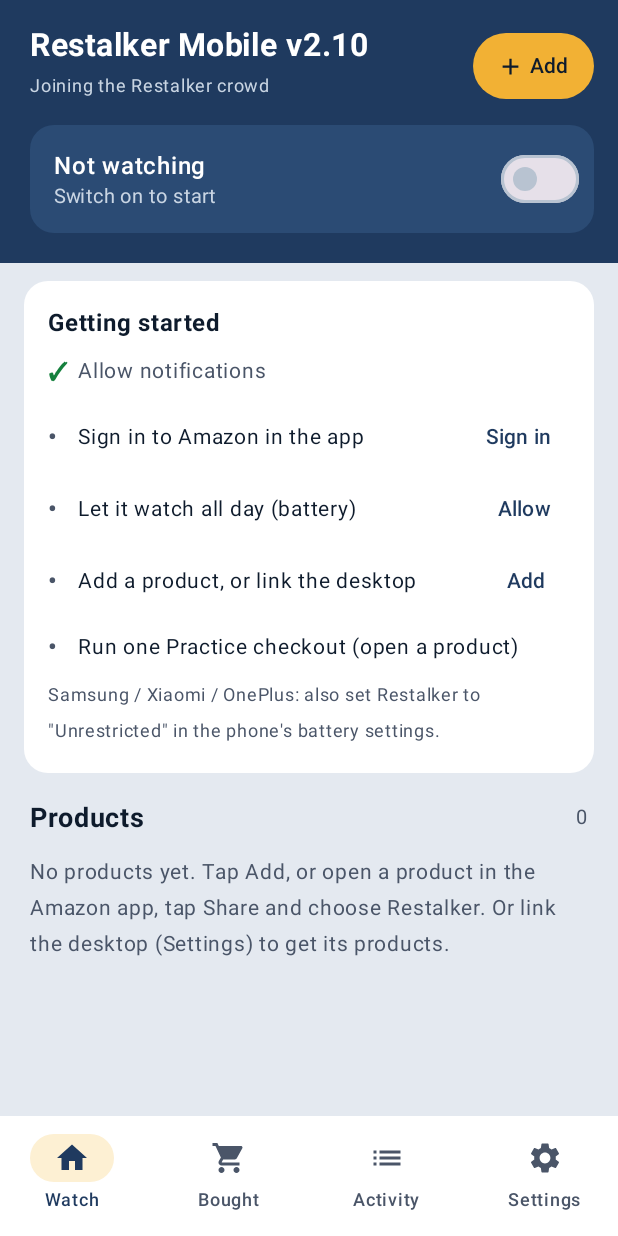
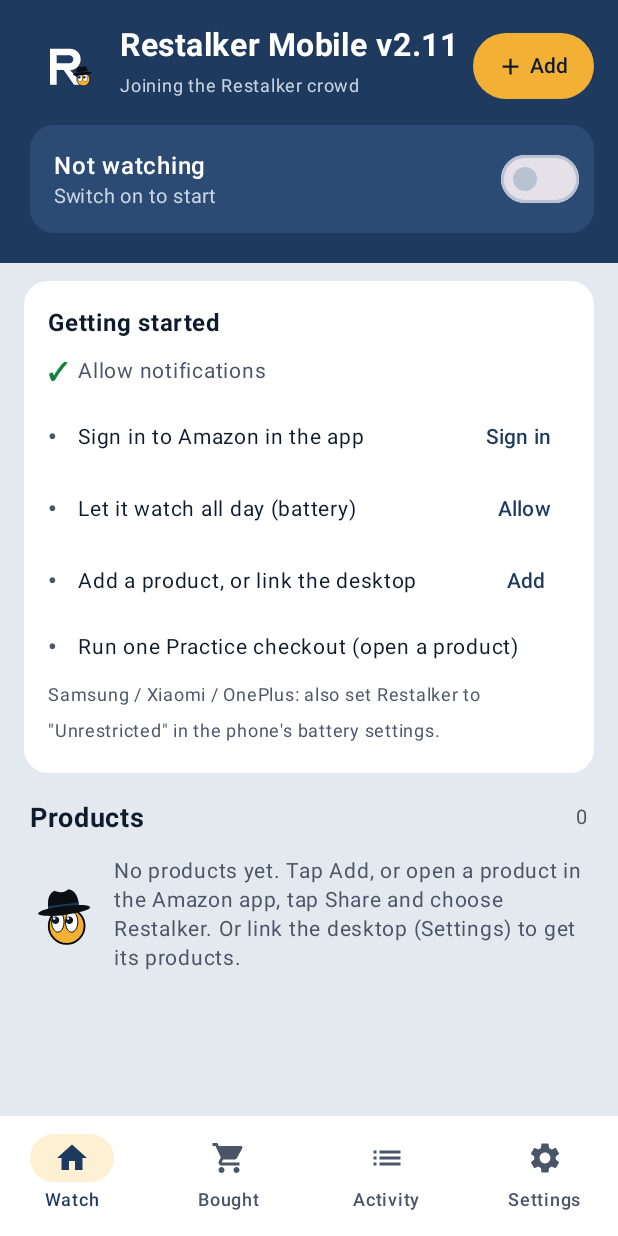
Before and after one commit to stevenmanuel01-cloud/Restalker, an Android app built with Jetpack Compose: the screen it shows after launch (MainActivity), on a phone screen of 412 x 824 dp. Run offline under Robolectric (Android 15) with nearby library versions, the phone set to English and light mode, and no system bars.

Commit message:
Restalker Mobile 2.11: lowest price with *, smaller cap boxes, fixed Latest box, every store's link, logo and mascot, more amber
Co-Authored-By: Claude Opus 5.5 <noreply@anthropic.com>
Claude-Session: https://claude.ai/code/session_01Vgx8pJvRiDMojgSLiSokGt

```diff
--- a/android/app/build.gradle.kts
+++ b/android/app/build.gradle.kts
@@ -11,8 +11,8 @@ android {
         applicationId = "com.restalker.mobile"
         minSdk = 26
         targetSdk = 35
-        versionCode = 21 + (project.findProperty("rkCodeBump")?.toString()?.toIntOrNull() ?: 0)   // (tests: a "newer" copy to update to)
-        versionName = "2.10"
+        versionCode = 22 + (project.findProperty("rkCodeBump")?.toString()?.toIntOrNull() ?: 0)   // (tests: a "newer" copy to update to)
+        versionName = "2.11"
         testInstrumentationRunner = "androidx.test.runner.AndroidJUnitRunner"
     }
     signingConfigs {
--- a/android/app/src/main/java/com/restalker/mobile/core/Model.kt
+++ b/android/app/src/main/java/com/restalker/mobile/core/Model.kt
@@ -1,6 +1,6 @@
 package com.restalker.mobile.core
 
-const val APP_VERSION = "2.10"
+const val APP_VERSION = "2.11"
 const val ENGINE_FROM = "v120"            // the desktop Restalker version the Amazon page scripts were copied from (unchanged)
 
 /** One product the phone watches (Amazon for now). The purchase fields are the one-per-product lock: once a Place order was pressed
--- /dev/null
+++ b/android/app/src/main/res/drawable/ic_mascot.xml
@@ -0,0 +1,22 @@
+<?xml version="1.0" encoding="utf-8"?>
+<!-- 2.11 (owner: "The hat and eyes can become our mascot for branding throughout"): the DH-2 logo's amber dot with its eyes and the
+     detective hat, without the R - cut from ic_launcher.xml (same shapes, same colors). -->
+<vector xmlns:android="http://schemas.android.com/apk/res/android"
+    android:width="36dp" android:height="36dp" android:viewportWidth="36" android:viewportHeight="36">
+    <group android:translateX="-60" android:translateY="-50">
+        <group android:pivotX="80" android:pivotY="74" android:scaleX="0.75" android:scaleY="0.75">
+            <path android:fillColor="#F2B134" android:strokeColor="#000000" android:strokeWidth="1.33" android:pathData="M67.00,74.00a13.00,13.00 0 1,0 26.00,0a13.00,13.00 0 1,0 -26.00,0z" />
+            <path android:fillColor="#FFFFFF" android:strokeColor="#000000" android:strokeWidth="0.7" android:pathData="M69.07,71.00a4.50,7.50 0 1,0 9.00,0a4.50,7.50 0 1,0 -9.00,0z" />
+            <path android:fillColor="#0E1B2C" android:pathData="M69.21,69.80a2.70,2.70 0 1,0 5.40,0a2.70,2.70 0 1,0 -5.40,0z" />
+            <path android:fillColor="#FFFFFF" android:pathData="M70.07,68.58a0.89,0.89 0 1,0 1.78,0a0.89,0.89 0 1,0 -1.78,0z" />
+            <path android:fillColor="#FFFFFF" android:strokeColor="#000000" android:strokeWidth="0.7" android:pathData="M79.12,71.00a4.50,7.50 0 1,0 9.00,0a4.50,7.50 0 1,0 -9.00,0z" />
+            <path android:fillColor="#0E1B2C" android:pathData="M79.26,69.80a2.70,2.70 0 1,0 5.40,0a2.70,2.70 0 1,0 -5.40,0z" />
+            <path android:fillColor="#FFFFFF" android:pathData="M80.13,68.58a0.89,0.89 0 1,0 1.78,0a0.89,0.89 0 1,0 -1.78,0z" />
+        </group>
+        <group android:translateX="78.6" android:translateY="65.5" android:rotation="-7" android:scaleX="0.92" android:scaleY="0.92">
+            <path android:fillColor="#0B0F14" android:pathData="M-9,0 C-9.6,-6 -8.4,-11 -4.2,-12.2 Q0,-9.6 4.2,-12.2 C8.4,-11 9.6,-6 9,0 Z" />
+            <path android:fillColor="#1F3A5F" android:pathData="M-9.1,-3.6h18.2v2.4h-18.2z" />
+            <path android:fillColor="#0B0F14" android:pathData="M-15.50,0.00a15.50,2.70 0 1,0 31.00,0a15.50,2.70 0 1,0 -31.00,0z" />
+        </group>
+    </group>
+</vector>
```
Also changed, not shown: android/app/src/main/java/com/restalker/mobile/ui/MainActivity.kt (+79 -36 lines), 2 other files.
